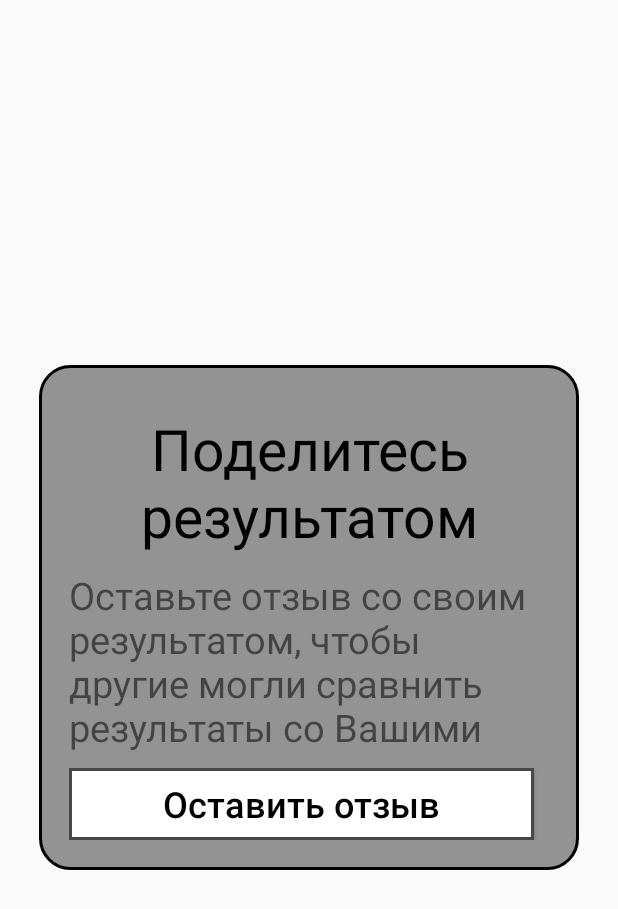
After one commit to ponomaREG/testMensa, an Android app: the layout activity_dialog_info_set_mark.xml on its own in the app's theme, with its tools: preview values and no code run, on a phone screen of 412 x 824 dp. The commit adds this screen. Shown: the top 909 px of the screen. Run offline under Robolectric (Android 15) with nearby library versions, the phone set to English and light mode, and no system bars.

Commit message:
add dialog-link to app

```diff
--- a/app/src/main/java/com/example/mensatest/MensaResults.java
+++ b/app/src/main/java/com/example/mensatest/MensaResults.java
@@ -3,9 +3,11 @@ package com.example.mensatest;
 import androidx.appcompat.app.AppCompatActivity;
 
 import android.app.Dialog;
+import android.content.DialogInterface;
 import android.content.Intent;
 import android.graphics.Color;
 import android.graphics.drawable.ColorDrawable;
+import android.net.Uri;
 import android.os.Bundle;
 import android.view.View;
 import android.widget.TextView;
@@ -50,8 +52,7 @@ public class MensaResults extends AppCompatActivity {
                   startDialogForExit();
                   break;
               case R.id.resultsTryAgain:
-                  startActivity(new Intent(MensaResults.this, MensaResults.class));
-                  finish();
+                  startDialogForOfferSetMark();
                   break;
           }
         };
@@ -78,4 +79,28 @@ public class MensaResults extends AppCompatActivity {
     }
 
 
+    private void startDialogForOfferSetMark(){
+        Dialog dialog = new Dialog(this);
+        dialog.setContentView(R.layout.activity_dialog_info_set_mark);
+        Objects.requireNonNull(dialog.getWindow()).setBackgroundDrawable(new ColorDrawable(Color.TRANSPARENT));
+        dialog.setCancelable(true);
+        dialog.findViewById(R.id.dialogSetMark).setOnClickListener(v -> {
+            final String appPackageName = "com.test.mensa";
+            try {
+                startActivity(new Intent(Intent.ACTION_VIEW, Uri.parse("market://details?id=" + appPackageName)));
+            } catch (android.content.ActivityNotFoundException anfe) {
+                startActivity(new Intent(Intent.ACTION_VIEW, Uri.parse("https://play.google.com/store/apps/details?id=" + appPackageName)));
+            }
+            dialog.cancel();
+        });
+        dialog.setOnCancelListener(dialog1 -> startAgain());
+        dialog.show();
+
+    }
+
+    private void startAgain(){
+        finish();
+    }
+
+
 }
--- /dev/null
+++ b/app/src/main/res/layout/activity_dialog_info_set_mark.xml
@@ -0,0 +1,69 @@
+<?xml version="1.0" encoding="utf-8"?>
+<LinearLayout
+    xmlns:android="http://schemas.android.com/apk/res/android"
+
+    android:orientation="vertical"
+    android:layout_width="wrap_content"
+    android:layout_height="wrap_content"
+    android:layout_gravity="center"
+    android:layout_marginStart="15dp"
+    android:layout_marginEnd="15dp"
+    android:background="@drawable/dialog_style">
+
+    <LinearLayout
+        android:layout_width="match_parent"
+        android:layout_height="wrap_content"
+        android:orientation="vertical"
+        android:padding="20dp"
+        android:gravity="center">
+
+
+        <TextView
+            android:layout_width="320dp"
+            android:layout_height="wrap_content"
+            android:textSize="@dimen/dialogTextSizeTask"
+            android:id="@+id/dialogTask"
+            android:gravity="center"
+            android:text="@string/dialogMarkTitle"
+            android:textColor="@color/fullBlack"
+            android:layout_marginTop="@dimen/dialogMargin" />
+
+        <LinearLayout
+            android:layout_width="match_parent"
+            android:layout_height="wrap_content"
+            android:gravity="center"
+            android:orientation="vertical"
+            android:layout_marginTop="10dp">
+            <TextView
+                android:layout_width="wrap_content"
+                android:layout_height="wrap_content"
+                android:id="@+id/dialogDescription"
+                android:text="@string/dialogMarkDescription"
+                android:textSize="@dimen/dialogTextSizeText" />
+            <LinearLayout
+                android:layout_width="match_parent"
+                android:layout_height="wrap_content"
+                android:gravity="center"
+                android:orientation="horizontal"
+                android:layout_marginTop="10dp">
+                <Button
+                    android:id="@+id/dialogSetMark"
+                    android:layout_width="0dp"
+                    android:layout_height="wrap_content"
+                    android:layout_weight="1"
+                    android:text="@string/dialogMarkButtonSetMark"
+                    android:textSize="@dimen/textSize24"
+                    android:textColor="@color/fullBlack"
+                    android:textAllCaps="false"
+                    android:paddingStart="10dp"
+                    android:paddingEnd="10dp"
+                    android:layout_marginEnd="@dimen/dialogMargin"
+                    android:background="@drawable/button_selection"
+                    android:layout_marginRight="@dimen/dialogMargin" />
+            </LinearLayout>
+
+        </LinearLayout>
+
+    </LinearLayout>
+
+</LinearLayout>
--- a/app/src/main/res/values/strings.xml
+++ b/app/src/main/res/values/strings.xml
@@ -18,7 +18,10 @@
     <string name="dialogTaskInfo">Информация</string>
     <string name="dialogExit">Выйти</string>
     <string name="dialogContinue">Продолжить</string>
-    <string name="dialogTaskInfoExit">Выходr</string>
+    <string name="dialogTaskInfoExit">Выход</string>
     <string name="dialogDescExit">Вы точно хотите выйти?</string>
     <string name="dialogDescInfo">Тест взят с сайт mensa.no</string>
+    <string name="dialogMarkTitle">Поделитесь результатом</string>
+    <string name="dialogMarkDescription">Оставьте отзыв со своим результатом, чтобы другие могли сравнить результаты со Вашими</string>
+    <string name="dialogMarkButtonSetMark">Оставить отзыв</string>
 </resources>
```
